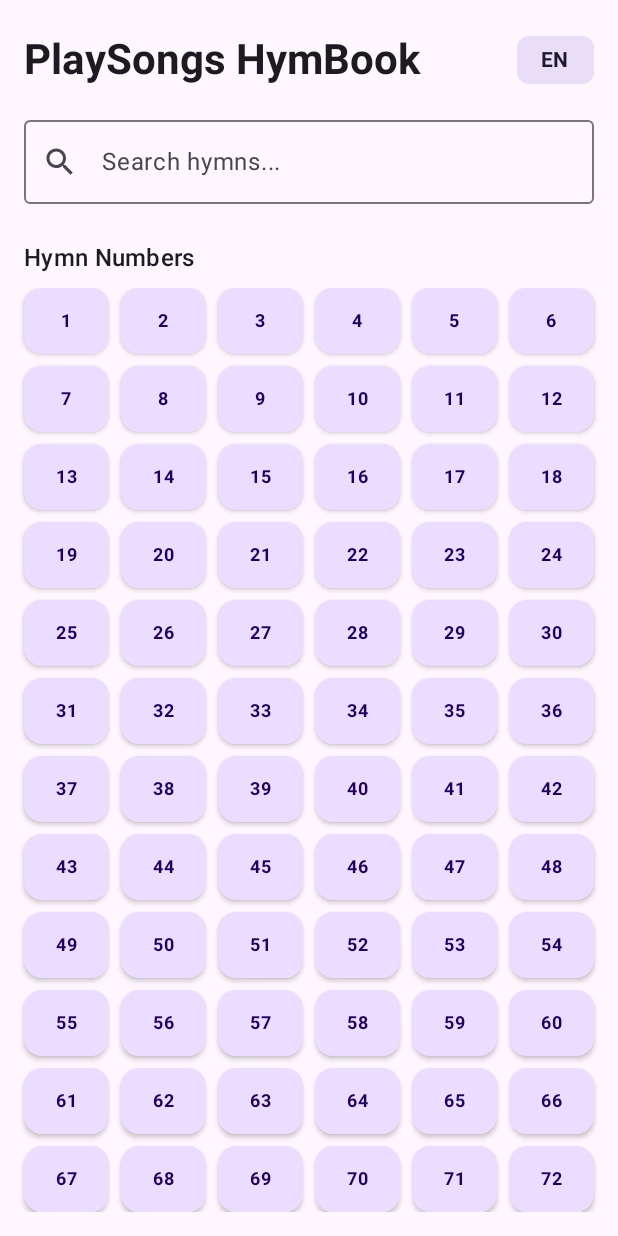
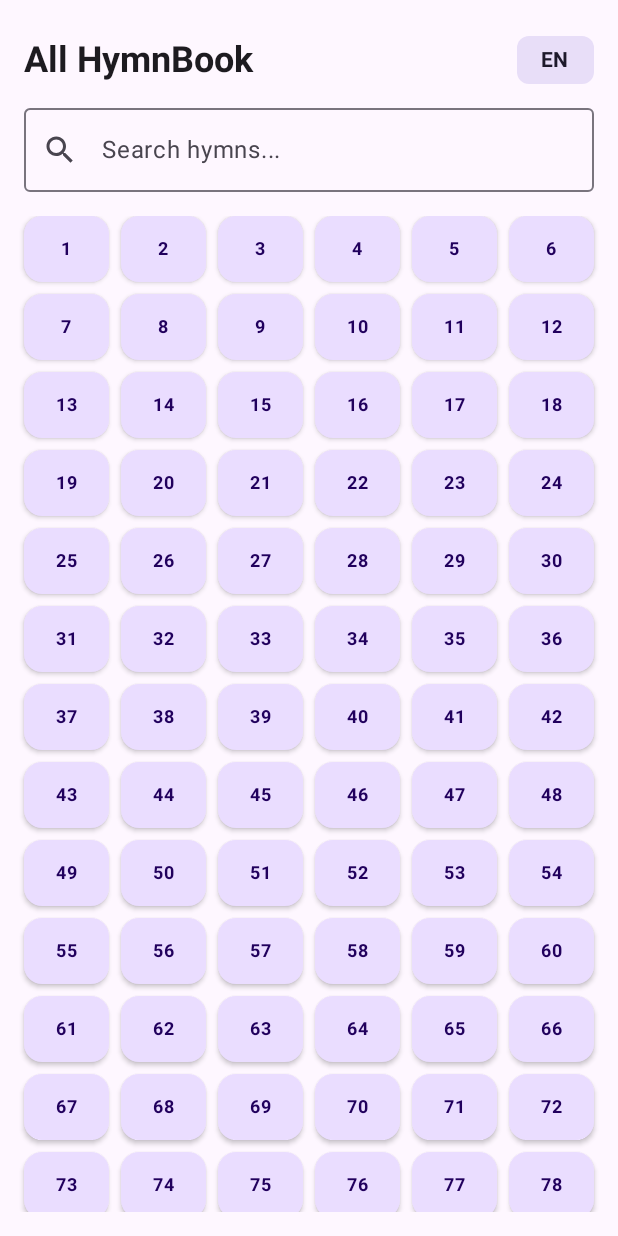
Before and after one commit to Emmanueltt21/playsonghymbook, an Android app built with Jetpack Compose: the HomeScreen screen opened through its navigation route, on a phone screen of 412 x 824 dp. Run offline under Robolectric (Android 15) with nearby library versions, the phone set to English and light mode, and no system bars; our stand-ins replace Dagger/Hilt's generated code; 2 statements that could not run were skipped.

Commit message:
home design adjusted

```diff
--- a/app/src/main/java/com/kottland/playsonghymbook/feature/home/HomeScreen.kt
+++ b/app/src/main/java/com/kottland/playsonghymbook/feature/home/HomeScreen.kt
@@ -45,7 +45,7 @@
         ) {
             Text(
                 text = stringResource(R.string.app_name),
-                style = MaterialTheme.typography.headlineMedium,
+                style = MaterialTheme.typography.headlineSmall,
                 fontWeight = FontWeight.Bold
             )
 
@@ -62,7 +62,7 @@
             )
         }
 
-        Spacer(modifier = Modifier.height(16.dp))
+        Spacer(modifier = Modifier.height(8.dp))
 
         // Search Bar
         SearchBar(
@@ -72,17 +72,17 @@
             placeholder = stringResource(R.string.search_hymns)
         )
 
-        Spacer(modifier = Modifier.height(24.dp))
+        Spacer(modifier = Modifier.height(8.dp))
 
         // Recent Hymns Section
         if (uiState.recentHymns.isNotEmpty()) {
-            Text(
+           /* Text(
                 text = stringResource(R.string.recent_hymns),
                 style = MaterialTheme.typography.titleMedium,
                 fontWeight = FontWeight.SemiBold
-            )
+            )*/
 
-            Spacer(modifier = Modifier.height(8.dp))
+            // Spacer(modifier = Modifier.height(8.dp))
 
             LazyRow(
                 horizontalArrangement = Arrangement.spacedBy(12.dp)
@@ -96,16 +96,16 @@
                 }
             }
 
-            Spacer(modifier = Modifier.height(24.dp))
+            Spacer(modifier = Modifier.height(8.dp))
         }
 
-        // Number Grid Section
+       /* // Number Grid Section
         Text(
             text = stringResource(R.string.hymn_numbers),
             style = MaterialTheme.typography.titleMedium,
             fontWeight = FontWeight.SemiBold
         )
-
+        */
         Spacer(modifier = Modifier.height(8.dp))
 
         // Number Grid (1-400)
--- a/app/src/main/res/values/strings.xml
+++ b/app/src/main/res/values/strings.xml
@@ -1,5 +1,5 @@
 <resources>
-    <string name="app_name">PlaySongs HymBook</string>
+    <string name="app_name">All HymnBook</string>
 
     <!-- Navigation -->
     <string name="nav_home">Home</string>
```
Also changed, not shown: 5 other files.
